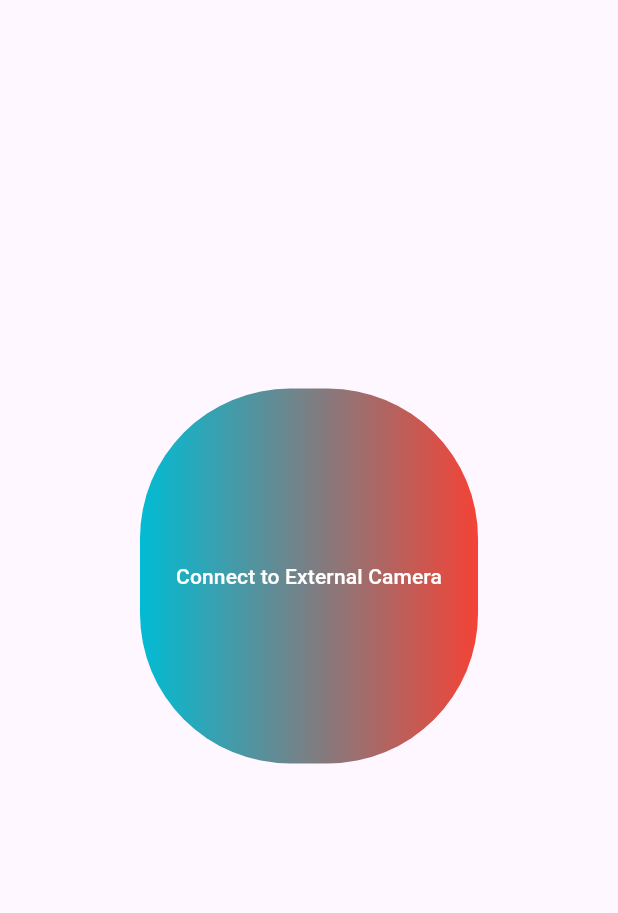
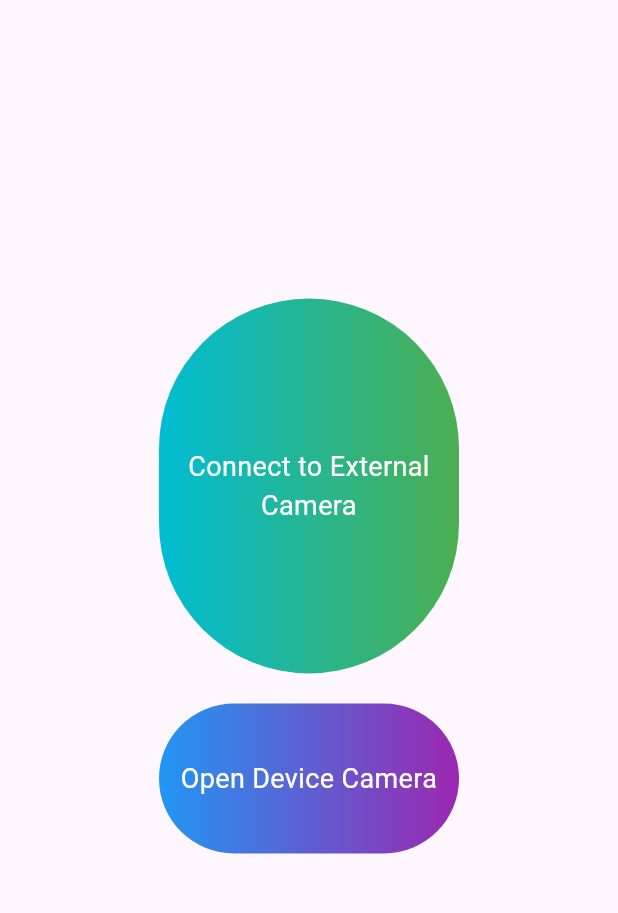
Before and after one commit to PranavSharma26/MajorProject, a Flutter app: the screen it shows after launch, after a tap on "Connect to External Camera", on a phone screen of 412 x 824 dp, the part 84-997 px from its top. Run offline on Flutter 3.47's test engine with Material 3 defaults, Android fonts, the phone set to English and light mode, and no system bars; our stand-ins replace flutter_tts, vibration.

Commit message:
added the text to speech and vibration functionality to button

```diff
--- a/echovision/lib/main.dart
+++ b/echovision/lib/main.dart
@@ -1,5 +1,6 @@
 import 'package:flutter/material.dart';
-
+import 'package:flutter_tts/flutter_tts.dart';
+import 'package:vibration/vibration.dart';
 void main() {
   runApp(const MyApp());
 }
@@ -10,7 +11,7 @@
   @override
   Widget build(BuildContext context) {
     return MaterialApp(
-      title: 'Build title',
+      title: 'Echovision',
       debugShowCheckedModeBanner: false,
       theme: ThemeData(
         appBarTheme: const AppBarTheme(backgroundColor: Colors.blue),
@@ -22,11 +23,18 @@
 
 class HomePage extends StatefulWidget {
   const HomePage({super.key});
+
   @override
   State<StatefulWidget> createState() => HomeState();
 }
 
 class HomeState extends State<HomePage> {
+  final FlutterTts flutterTts = FlutterTts();
+
+  Future<void> speak(String text) async {
+    await flutterTts.speak(text);
+  }
+
   @override
   Widget build(BuildContext context) {
     return Scaffold(
@@ -40,27 +48,64 @@
         child: Column(
           mainAxisAlignment: MainAxisAlignment.center,
           children: [
-            Container(
-              decoration: BoxDecoration(
-                gradient: LinearGradient(colors: [Colors.cyan, Colors.red]),
-                borderRadius: BorderRadius.circular(100)
-              ),
-
-              child: ElevatedButton(
-              style: ElevatedButton.styleFrom(
-                minimumSize: const Size(200, 250),
-                backgroundColor: Colors.transparent,
-                shadowColor: Colors.transparent,
-                shape: RoundedRectangleBorder(
-                  borderRadius: BorderRadius.circular(80),
+            // Large Button for External Camera
+            Semantics(
+              button: true,
+              label: 'Connect to External Camera',
+              child: GestureDetector(
+                onTap: () async {
+                  await speak("Connecting to External Camera");
+                  Vibration.vibrate(duration: 100);
+                  print('External Camera Tapped');
+                },
+                child: Container(
+                  width: 200,
+                  height: 250,
+                  decoration: BoxDecoration(
+                    gradient: const LinearGradient(
+                      colors: [Colors.cyan, Colors.green],
+                    ),
+                    borderRadius: BorderRadius.circular(100),
+                  ),
+                  child: const Center(
+                    child: Text(
+                      'Connect to External Camera',
+                      style: TextStyle(color: Colors.white, fontSize: 18),
+                      textAlign: TextAlign.center,
+                    ),
+                  ),
                 ),
               ),
-              onPressed: () {
-                print('External Camera Tapped');
-              },
-              child: const Text('Connect to External Camera', style: TextStyle(color: Colors.white)),
             ),
-            )
+            const SizedBox(height: 20),
+            // Additional Button for Device Camera
+            Semantics(
+              button: true,
+              label: 'Open Device Camera',
+              child: GestureDetector(
+                onTap: () async {
+                  await speak("Opening Device Camera");
+                  print('Device Camera Tapped');
+                },
+                child: Container(
+                  width: 200,
+                  height: 100,
+                  decoration: BoxDecoration(
+                    gradient: const LinearGradient(
+                      colors: [Colors.blue, Colors.purple],
+                    ),
+                    borderRadius: BorderRadius.circular(50),
+                  ),
+                  child: const Center(
+                    child: Text(
+                      'Open Device Camera',
+                      style: TextStyle(color: Colors.white, fontSize: 18),
+                      textAlign: TextAlign.center,
+                    ),
+                  ),
+                ),
+              ),
+            ),
           ],
         ),
       ),
--- a/echovision/pubspec.yaml
+++ b/echovision/pubspec.yaml
@@ -34,10 +34,13 @@ dependencies:
   # The following adds the Cupertino Icons font to your application.
   # Use with the CupertinoIcons class for iOS style icons.
   cupertino_icons: ^1.0.8
+  flutter_tts: ^3.6.3
+  vibration: ^1.7.4
 
 dev_dependencies:
   flutter_test:
     sdk: flutter
+
 
   # The "flutter_lints" package below contains a set of recommended lints to
   # encourage good coding practices. The lint set provided by the package is
```
Also changed, not shown: echovision/pubspec.lock, 12 other files.
